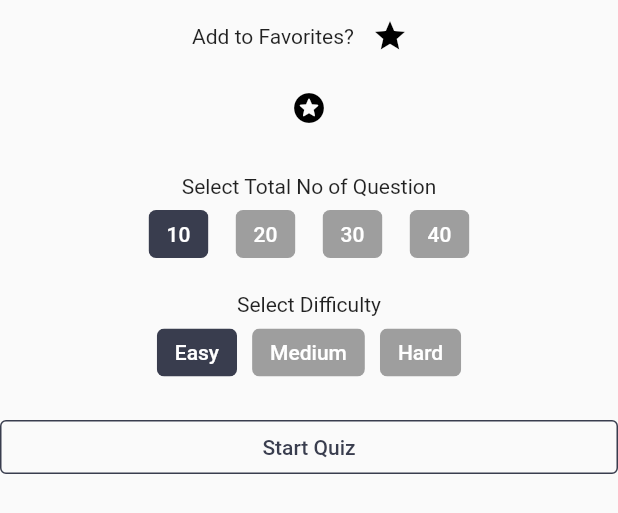
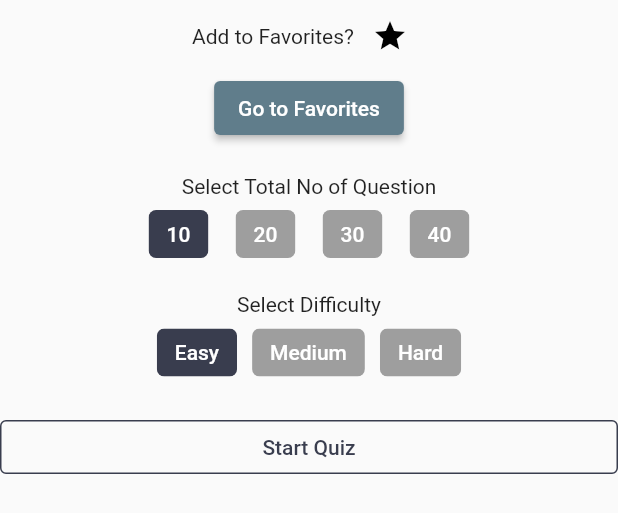
Before and after one commit to OmarSalah16/Quizology, a Flutter app: the Options widget shown alone on an empty page, opened directly with sample values from the repository, on a phone screen of 412 x 824 dp. Shown: the top 513 px of the screen. Run offline on Flutter 3.47's test engine with Material 2 defaults, Android fonts, the phone set to English and light mode, and no system bars; our stand-ins replace cloud_firestore, firebase_auth, firebase_core, firebase_messaging, firebase_storage, flutter_countdown_timer and 6 more; accounts and stored records are empty; network calls fail.

Commit message:
Fav Fix 2

```diff
--- a/lib/screens/home.dart
+++ b/lib/screens/home.dart
@@ -93,6 +93,7 @@ class _HomeState extends State<Home>
                       Text(
                           'Welcome, ' + Provider.of<UserProvider>(context, listen: false).getUser.firstName,
                           style: TextStyle(fontSize: 20, color: Colors.white)),
+                      SizedBox(height: 10,),
                       GestureDetector(
                         onTap: () async {
                           try {
--- a/lib/widgets/options.dart
+++ b/lib/widgets/options.dart
@@ -163,20 +163,19 @@ class _OptionsState extends State<Options> {
               ]
             ],
           ),
-          IconButton
+          ElevatedButton
           (
-              icon: Icon(Icons.stars_rounded),
-              iconSize: 24.0,
-              color: Colors.black,
-              onPressed: () {
-                setState(() {
-                  Provider.of<UserProvider>(context, listen: false)
-                      .getUser
-                      .favorites;
-                  Navigator.pushReplacement(
-                      context, MaterialPageRoute(builder: (_) => favorites()));
+            child: Text("Go to Favorites"),
+            style: ElevatedButton.styleFrom(primary: Colors.blueGrey),
+              onPressed: ()
+              {
+                setState(()
+                {
+                  Provider.of<UserProvider>(context, listen: false).getUser.favorites;
+                  Navigator.pushReplacement(context, MaterialPageRoute(builder: (_) => favorites()));
                 });
-              }),
+              }
+          ),
           SizedBox(height: 20.0),
           Text('Select Total No of Question'),
           Wrap(alignment: WrapAlignment.center, spacing: 10.0, children: [
```
